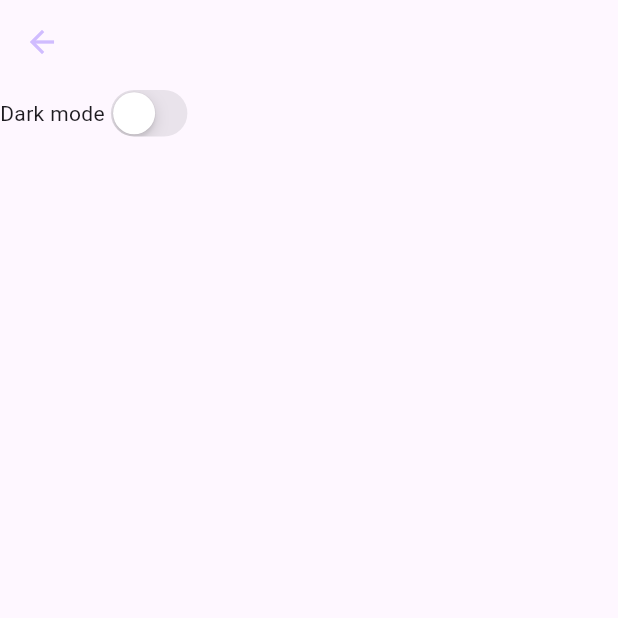
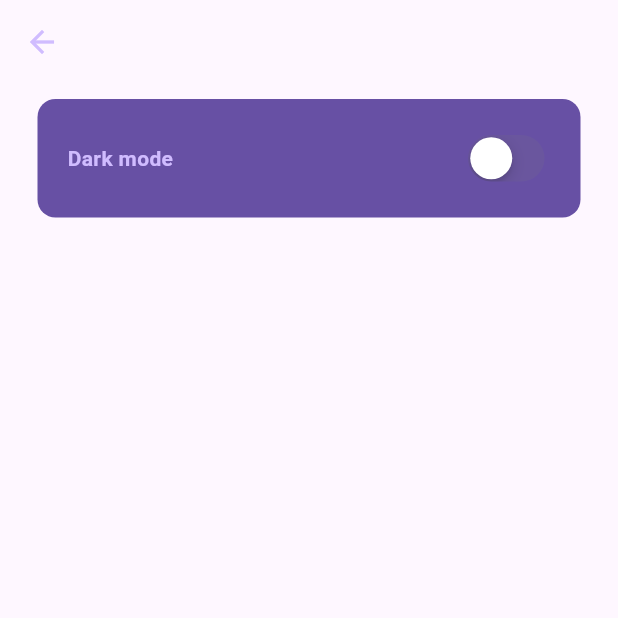
Before and after one commit to josiasmartins/notes_app_flutter, a Flutter app: the screen it shows after launch, in the side drawer, after a tap on "Settings", on a phone screen of 412 x 824 dp, the top half of it. Run offline on Flutter 3.47's test engine with Material 3 defaults, Android fonts, the phone set to English and light mode, and no system bars; our stand-ins replace google_fonts, isar; accounts and stored records are empty; generated files the repository leaves out were written again.

Commit message:
feature: add contaner in body page settings

```diff
--- a/lib/pages/settings_page.dart
+++ b/lib/pages/settings_page.dart
@@ -15,9 +15,23 @@ class SettingsPage extends StatelessWidget {
         backgroundColor: Colors.transparent,
         foregroundColor: Theme.of(context).colorScheme.inversePrimary,
       ),
-      body: Row(
+      body: Container(
+        decoration: BoxDecoration(
+          color: Theme.of(context).colorScheme.primary,
+          borderRadius: BorderRadius.circular(12),
+        ),
+        padding: const EdgeInsets.symmetric(vertical: 20, horizontal: 20),
+        margin: const EdgeInsets.only(left: 25, right: 25, top: 10),
+        child: Row(
+          mainAxisAlignment: MainAxisAlignment.spaceBetween,
           children: [
-          Text("Dark mode"),
+            Text(
+              "Dark mode",
+              style: TextStyle(
+                fontWeight: FontWeight.bold,
+                color: Theme.of(context).colorScheme.inversePrimary,
+              ),
+            ),
 
             // switch toggle
             CupertinoSwitch(
@@ -29,6 +43,7 @@ class SettingsPage extends StatelessWidget {
             ),
           ],
         ),
+      ),
     );
   }
 }
```
Lines whose indentation alone changed are shown as unchanged.
